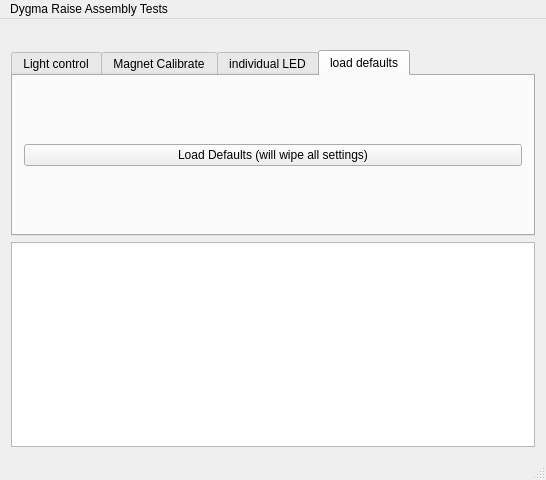
Dygmalab/assembly_tests, file combined_tests/mainwindow.ui: the form before one commit.
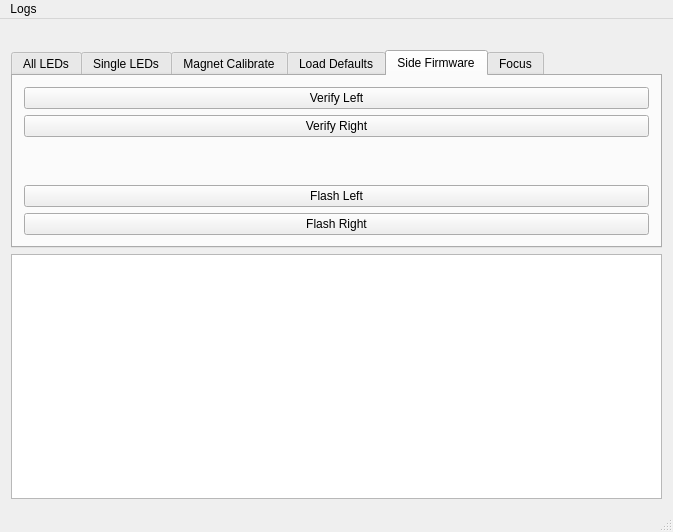
The form after the commit. The open tabs and pages were chosen to show the change. Icons and pictures are not drawn.

Commit message: added left/right firmware verify/flash and focus tabs

Patch:
```diff
--- a/combined_tests/mainwindow.ui
+++ b/combined_tests/mainwindow.ui
@@ -6,8 +6,8 @@
    <rect>
     <x>0</x>
     <y>0</y>
-    <width>546</width>
-    <height>480</height>
+    <width>673</width>
+    <height>532</height>
    </rect>
   </property>
   <property name="windowTitle">
@@ -44,12 +44,18 @@
           <verstretch>0</verstretch>
          </sizepolicy>
         </property>
+        <property name="minimumSize">
+         <size>
+          <width>0</width>
+          <height>0</height>
+         </size>
+        </property>
         <property name="currentIndex">
          <number>3</number>
         </property>
         <widget class="QWidget" name="light">
          <attribute name="title">
-          <string>Light control</string>
+          <string>All LEDs</string>
          </attribute>
          <layout class="QVBoxLayout" name="verticalLayout_3">
           <item>
@@ -93,6 +99,40 @@
           </item>
          </layout>
         </widget>
+        <widget class="QWidget" name="individualleds">
+         <attribute name="title">
+          <string>Single LEDs</string>
+         </attribute>
+         <layout class="QHBoxLayout" name="horizontalLayout_2">
+          <item>
+           <layout class="QGridLayout" name="gridLayout_4">
+            <item row="0" column="0">
+             <widget class="QPushButton" name="led_next">
+              <property name="enabled">
+               <bool>true</bool>
+              </property>
+              <property name="text">
+               <string>Next</string>
+              </property>
+             </widget>
+            </item>
+            <item row="1" column="0">
+             <widget class="QPushButton" name="led_prev">
+              <property name="enabled">
+               <bool>true</bool>
+              </property>
+              <property name="text">
+               <string>Prev</string>
+              </property>
+             </widget>
+            </item>
+            <item row="2" column="0">
+             <widget class="QLCDNumber" name="led_num"/>
+            </item>
+           </layout>
+          </item>
+         </layout>
+        </widget>
         <widget class="QWidget" name="magnet">
          <attribute name="title">
           <string>Magnet Calibrate</string>
@@ -120,37 +160,6 @@
               </property>
              </widget>
             </item>
-           </layout>
-          </item>
-         </layout>
-        </widget>
-        <widget class="QWidget" name="individualleds">
-         <attribute name="title">
-          <string>individual LED</string>
-         </attribute>
-         <layout class="QHBoxLayout" name="horizontalLayout_2">
-          <item>
-           <layout class="QGridLayout" name="gridLayout_4">
-            <item row="0" column="0">
-             <widget class="QPushButton" name="led_next">
-              <property name="enabled">
-               <bool>true</bool>
-              </property>
-              <property name="text">
-               <string>Next</string>
-              </property>
-             </widget>
-            </item>
-            <item row="1" column="0">
-             <widget class="QPushButton" name="led_prev">
-              <property name="enabled">
-               <bool>true</bool>
-              </property>
-              <property name="text">
-               <string>Prev</string>
-              </property>
-             </widget>
-            </item>
             <item row="2" column="0">
              <widget class="QLCDNumber" name="led_num"/>
             </item>
@@ -160,7 +169,7 @@
         </widget>
         <widget class="QWidget" name="defaults_tab">
          <attribute name="title">
-          <string>load defaults</string>
+          <string>Load Defaults</string>
          </attribute>
          <layout class="QHBoxLayout" name="horizontalLayout_3">
           <item>
@@ -172,6 +181,105 @@
               </property>
              </widget>
             </item>
+            <item row="1" column="0">
+             <spacer name="verticalSpacer_2">
+              <property name="orientation">
+               <enum>Qt::Vertical</enum>
+              </property>
+              <property name="sizeHint" stdset="0">
+               <size>
+                <width>20</width>
+                <height>40</height>
+               </size>
+              </property>
+             </spacer>
+            </item>
+           </layout>
+          </item>
+         </layout>
+        </widget>
+        <widget class="QWidget" name="side_firmware">
+         <attribute name="title">
+          <string>Side Firmware</string>
+         </attribute>
+         <layout class="QHBoxLayout" name="horizontalLayout_4">
+          <item>
+           <layout class="QGridLayout" name="gridLayout_5">
+            <item row="0" column="0">
+             <widget class="QPushButton" name="verify_left">
+              <property name="text">
+               <string>Verify Left</string>
+              </property>
+             </widget>
+            </item>
+            <item row="1" column="0">
+             <widget class="QPushButton" name="verify_right">
+              <property name="text">
+               <string>Verify Right</string>
+              </property>
+             </widget>
+            </item>
+            <item row="4" column="0">
+             <widget class="QPushButton" name="flash_right">
+              <property name="text">
+               <string>Flash Right</string>
+              </property>
+             </widget>
+            </item>
+            <item row="3" column="0">
+             <widget class="QPushButton" name="flash_left">
+              <property name="text">
+               <string>Flash Left</string>
+              </property>
+             </widget>
+            </item>
+            <item row="2" column="0">
+             <spacer name="verticalSpacer">
+              <property name="orientation">
+               <enum>Qt::Vertical</enum>
+              </property>
+              <property name="sizeHint" stdset="0">
+               <size>
+                <width>20</width>
+                <height>40</height>
+               </size>
+              </property>
+             </spacer>
+            </item>
+           </layout>
+          </item>
+         </layout>
+        </widget>
+        <widget class="QWidget" name="focus">
+         <attribute name="title">
+          <string>Focus</string>
+         </attribute>
+         <layout class="QHBoxLayout" name="horizontalLayout_5">
+          <item>
+           <layout class="QGridLayout" name="gridLayout_6">
+            <item row="0" column="0">
+             <widget class="QLabel" name="label">
+              <property name="text">
+               <string>Type commands below (type help to show available commands)</string>
+              </property>
+             </widget>
+            </item>
+            <item row="2" column="0">
+             <spacer name="verticalSpacer_5">
+              <property name="orientation">
+               <enum>Qt::Vertical</enum>
+              </property>
+              <property name="sizeHint" stdset="0">
+               <size>
+                <width>20</width>
+                <height>40</height>
+               </size>
+              </property>
+             </spacer>
+            </item>
+            <item row="1" column="0">
+             <widget class="QLineEdit" name="focus_cmd"/>
+            </item>
            </layout>
           </item>
          </layout>
@@ -197,13 +305,13 @@
     <rect>
      <x>0</x>
      <y>0</y>
-     <width>546</width>
+     <width>673</width>
      <height>22</height>
     </rect>
    </property>
    <widget class="QMenu" name="menuDygma_Raise_Assembly_Tests">
     <property name="title">
-     <string>Dygma Raise Assembly Tests</string>
+     <string>Logs</string>
     </property>
    </widget>
    <addaction name="menuDygma_Raise_Assembly_Tests"/>
```
Left out of the diff: 26 changed lines with no effect on the pictures. The commit also changes 2 other files.
